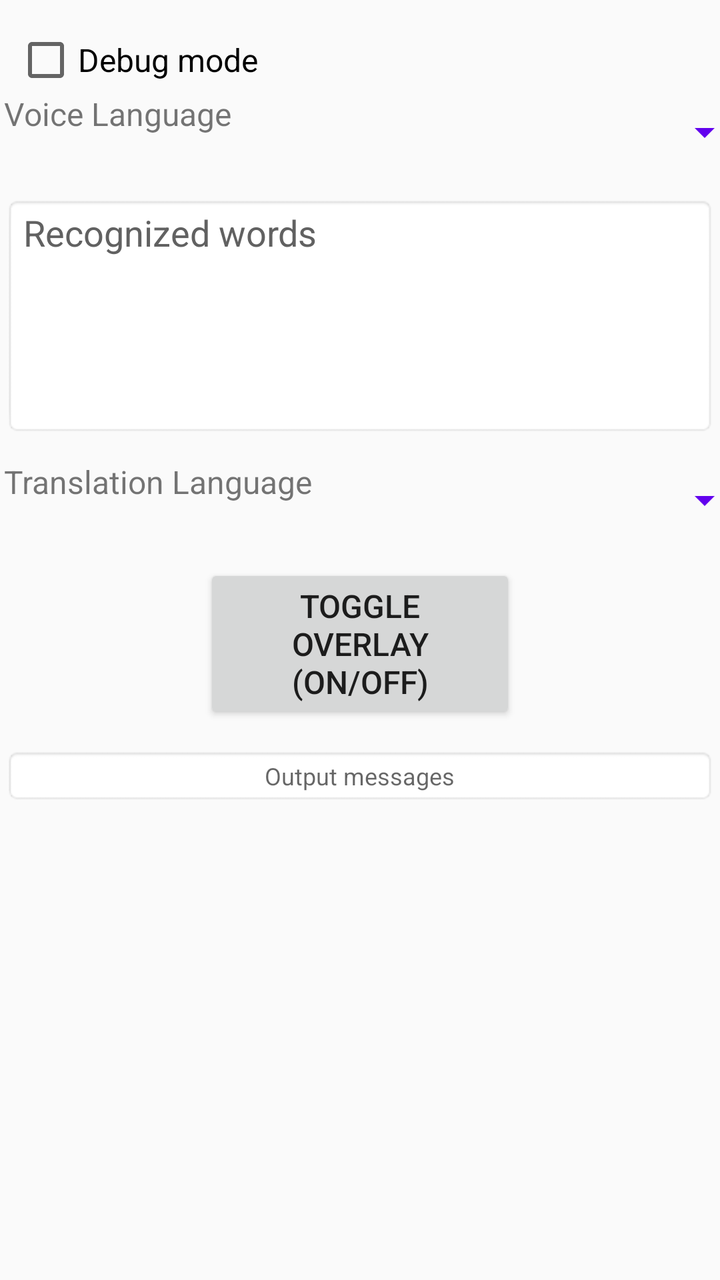
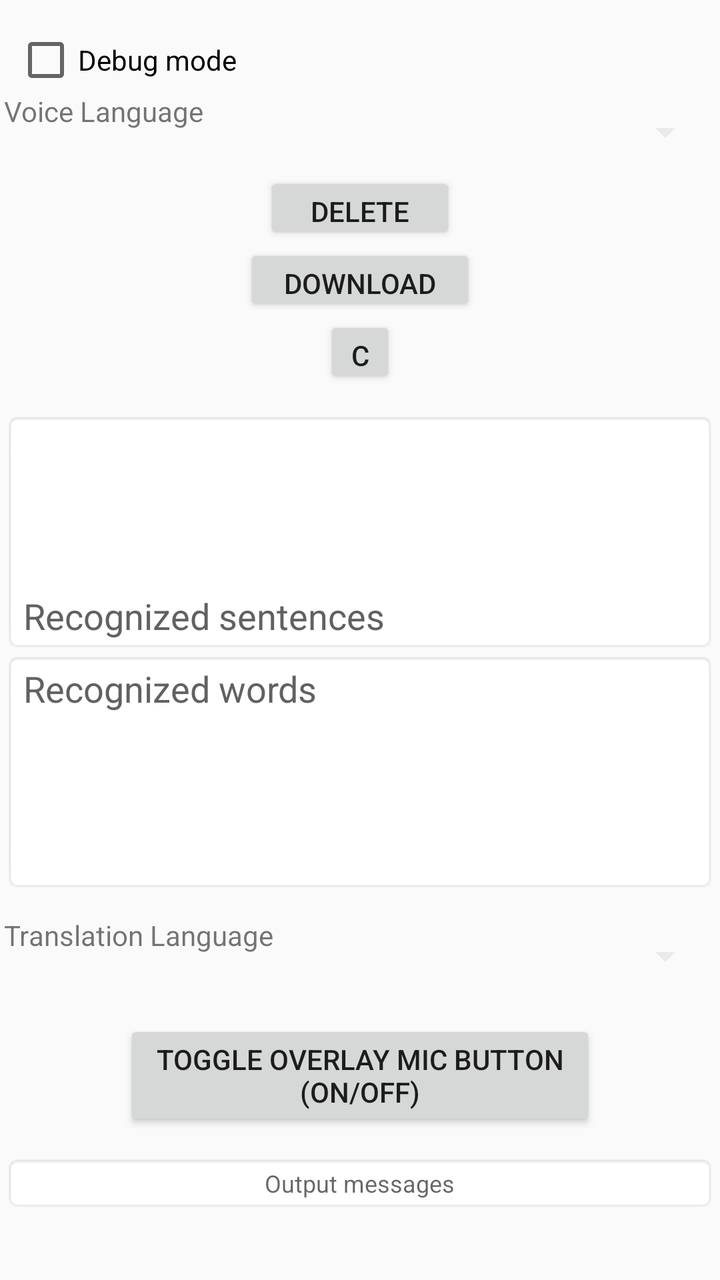

Screens rendered from an Android XML layout before and after an edit, with the pre-edit source and the edit as a unified diff.
<!-- AndroidManifest.xml: application theme AppTheme -->
<!-- res/layout/activity_main.xml -->
<ScrollView xmlns:android="http://schemas.android.com/apk/res/android"
    xmlns:tools="http://schemas.android.com/tools"
    android:id="@+id/root"
    android:orientation="vertical"
    android:padding="1dp"
    android:fillViewport="false"
    android:layout_gravity="center_horizontal"
    android:layout_width="fill_parent"
    android:layout_height="wrap_content"
    android:layout_marginLeft="5dp"
    android:layout_marginRight="5dp"
    >
    <TableLayout
        android:layout_width="match_parent"
        android:layout_height="wrap_content"
        android:paddingLeft="1dp"
        android:paddingRight="1dp"
        android:paddingTop="1dp"
        android:paddingBottom="1dp"
        tools:context=".MainActivity"
        >
        <View
            android:layout_width="match_parent"
            android:layout_height="12sp"
            />
        <CheckBox
            android:id="@+id/checkbox_debug_mode"
            android:text="@string/debug_mode"
            android:minHeight="32dp"
            android:padding="0dp"
            android:gravity="start|center"
            android:textAlignment="gravity"
            android:textSize="16sp"
            android:layout_width="wrap_content"
            android:layout_height="wrap_content"
            android:layout_marginStart="5dp"
            android:layout_marginTop="0dp"
            android:layout_marginEnd="5dp"
            android:layout_marginBottom="0dp"
            android:checked="false"
            />
        <TableRow>
            <TextView
                android:id="@+id/textview_text1"
                android:textAlignment="gravity"
                android:gravity="start"
                android:layout_width="wrap_content"
                android:layout_height="40dp"
                android:textSize="16sp"
                android:text="@string/voice_language"
                />
            <Spinner
                android:id="@+id/spinner_src_languages"
                android:layout_width="210dp"
                android:layout_height="wrap_content"
                android:layout_marginStart="10dp"
                android:contentDescription="@string/spinner_src_languages"
                android:backgroundTint="@color/colorPrimary"
                android:gravity="center"
                android:minHeight="40dp"
                android:spinnerMode="dropdown"
                android:textAlignment="gravity"
                />
        </TableRow>
        <TextView
            android:id="@+id/textview_src"
            android:gravity="center"
            android:textAlignment="gravity"
            android:textSize="12sp"
            android:visibility="gone"
            android:background="@android:drawable/editbox_background"
            android:layout_width="wrap_content"
            android:layout_height="wrap_content"
            />
        <Button
            android:id="@+id/button_delete_model"
            android:text="@string/delete_model"
            android:textSize="16sp"
            android:visibility="gone"
            android:layout_marginLeft="100dp"
            android:layout_marginRight="100dp"
            android:layout_height="wrap_content"
            android:layout_width="wrap_content"
            />
        <Button
            android:id="@+id/button_download_model"
            android:text="@string/download_model"
            android:textSize="16sp"
            android:visibility="gone"
            android:layout_marginLeft="100dp"
            android:layout_marginRight="100dp"
            android:layout_height="wrap_content"
            android:layout_width="wrap_content"
            />
        <Button
            android:id="@+id/button_cancel"
            android:text="Cancel"
            android:textSize="16sp"
            android:visibility="gone"
            android:layout_marginLeft="100dp"
            android:layout_marginRight="100dp"
            android:layout_height="wrap_content"
            android:layout_width="wrap_content"
            />
        <ProgressBar
            android:id="@+id/mProgressBar"
            android:max="100"
            style="?android:attr/progressBarStyleHorizontal"
            android:layout_width="wrap_content"
            android:layout_height="wrap_content"
            android:visibility="gone"
            />
        <TextView
            android:id="@+id/textview_model_URL"
            android:layout_width="wrap_content"
            android:layout_height="wrap_content"
            android:gravity="center"
            android:textAlignment="gravity"
            android:textSize="12sp"
            android:background="@android:drawable/editbox_background"
            android:visibility="gone"
            />
        <TextView
            android:id="@+id/textview_model_zip_file"
            android:layout_width="wrap_content"
            android:layout_height="wrap_content"
            android:gravity="center"
            android:textAlignment="gravity"
            android:textSize="12sp"
            android:background="@android:drawable/editbox_background"
            android:visibility="gone"
            />
        <TextView
            android:id="@+id/textview_server_response"
            android:layout_width="wrap_content"
            android:layout_height="wrap_content"
            android:gravity="center"
            android:textAlignment="gravity"
            android:textSize="12sp"
            android:background="@android:drawable/editbox_background"
            android:visibility="gone"
            />
        <TextView
            android:id="@+id/textview_file_size"
            android:layout_width="wrap_content"
            android:layout_height="wrap_content"
            android:gravity="center"
            android:textAlignment="gravity"
            android:textSize="12sp"
            android:background="@android:drawable/editbox_background"
            android:visibility="gone"
            />
        <TextView
            android:id="@+id/textview_bytes_downloaded"
            android:layout_width="wrap_content"
            android:layout_height="wrap_content"
            android:gravity="center"
            android:textAlignment="gravity"
            android:textSize="12sp"
            android:background="@android:drawable/editbox_background"
            android:visibility="gone"
            />
        <TextView
            android:id="@+id/textview_model_used_path"
            android:layout_width="wrap_content"
            android:layout_height="wrap_content"
            android:gravity="center"
            android:textAlignment="gravity"
            android:background="@android:drawable/editbox_background"
            android:textSize="12sp"
            android:visibility="gone"
            />
        <View
            android:layout_width="match_parent"
            android:layout_height="12sp"
            />
        <EditText
            android:id="@+id/voice_text"
            android:layout_width="match_parent"
            android:layout_height="120dp"
            android:autofillHints=""
            android:background="@android:drawable/editbox_background"
            android:gravity="start"
            android:focusable="false"
            android:focusableInTouchMode="true"
            android:hint="@string/recognized_words"
            android:maxLines="3"
            android:textSize="18sp"
            android:textAlignment="gravity"
            android:textColorHint="#616161"
            tools:ignore="LabelFor,TextFields"
            />
        <View
            android:layout_width="match_parent"
            android:layout_height="12sp"
            />
        <TableRow>
            <TextView
                android:id="@+id/textview_text2"
                android:layout_width="wrap_content"
                android:layout_height="40dp"
                android:gravity="start"
                android:text="@string/translation_language"
                android:textAlignment="gravity"
                android:textSize="16sp"
                />
            <Spinner
                android:id="@+id/spinner_dst_languages"
                android:layout_width="wrap_content"
                android:layout_height="wrap_content"
                android:layout_marginStart="10dp"
                android:contentDescription="@string/spinner_dst_languages"
                android:backgroundTint="@color/colorPrimary"
                android:gravity="center"
                android:minHeight="40dp"
                android:spinnerMode="dropdown"
                android:textAlignment="gravity"
                />
        </TableRow>
        <TextView
            android:id="@+id/textview_dst"
            android:textAlignment="gravity"
            android:gravity="center"
            android:layout_width="wrap_content"
            android:layout_height="wrap_content"
            android:textSize="12sp"
            android:visibility="gone"
            android:background="@android:drawable/editbox_background"
            />
        <View
            android:layout_width="match_parent"
            android:layout_height="12sp"
            />
        <Button
            android:id="@+id/button_toggle_overlay"
            android:text="@string/toggle_overlay"
            android:textSize="16sp"
            android:layout_marginLeft="100dp"
            android:layout_marginRight="100dp"
            android:layout_height="wrap_content"
            android:layout_width="wrap_content"
            />
        <View
            android:layout_width="match_parent"
            android:layout_height="12sp"
            />
        <TextView
            android:id="@+id/textview_recognizing"
            android:textAlignment="gravity"
            android:gravity="center"
            android:layout_width="wrap_content"
            android:layout_height="wrap_content"
            android:text=""
            android:textSize="12sp"
            android:visibility="gone"
            android:background="@android:drawable/editbox_background"
            />
        <TextView
            android:id="@+id/textview_overlaying"
            android:textAlignment="gravity"
            android:gravity="center"
            android:layout_width="wrap_content"
            android:layout_height="wrap_content"
            android:textSize="12sp"
            android:visibility="gone"
            android:background="@android:drawable/editbox_background"
            />
        <TextView
            android:id="@+id/textview_output_messages"
            android:hint="Output messages"
            android:layout_width="fill_parent"
            android:layout_height="wrap_content"
            android:textSize="12sp"
            android:layout_gravity="center"
            android:gravity="center"
            android:scrollbars="vertical"
            android:background="@android:drawable/editbox_background"
            android:textAppearance="?android:attr/textAppearanceMedium"
            />
    </TableLayout>
</ScrollView>
<!-- resources referenced by this layout -->
<resources>
  <color name="colorPrimary">#6200EE</color>
  <string name="debug_mode">Debug mode</string>
  <string name="delete_model">Delete Model</string>
  <string name="download_model">Download Model</string>
  <string name="recognized_words">Recognized words</string>
  <string name="spinner_dst_languages">spinner_dst_languages</string>
  <string name="spinner_src_languages">spinner_src_languages</string>
  <string name="toggle_overlay">Toggle Overlay\n(ON/OFF)</string>
  <string name="translation_language">Translation Language</string>
  <string name="voice_language">Voice Language</string>
  <style name="AppTheme" parent="Theme.AppCompat.Light.DarkActionBar">
          
          <item name="colorPrimary">@color/colorPrimary</item>
          <item name="colorPrimaryDark">@color/colorPrimaryDark</item>
          <item name="colorAccent">@color/colorAccent</item>
      </style>
  <color name="colorPrimaryDark">#3700B3</color>
  <color name="colorAccent">#03DAC5</color>
</resources>

<!-- the commit's change to res/layout/activity_main.xml (unified diff, before → after) -->
@@ -30,7 +30,7 @@
             android:padding="0dp"
             android:gravity="start|center"
             android:textAlignment="gravity"
-            android:textSize="16sp"
+            android:textSize="14sp"
             android:layout_width="wrap_content"
             android:layout_height="wrap_content"
             android:layout_marginStart="5dp"
@@ -46,7 +46,7 @@
                 android:gravity="start"
                 android:layout_width="wrap_content"
                 android:layout_height="40dp"
-                android:textSize="16sp"
+                android:textSize="14sp"
                 android:text="@string/voice_language"
                 />
             <Spinner
@@ -55,7 +55,7 @@
                 android:layout_height="wrap_content"
                 android:layout_marginStart="10dp"
                 android:contentDescription="@string/spinner_src_languages"
-                android:backgroundTint="@color/colorPrimary"
+                android:backgroundTint="@color/lightGrayishWhite"
                 android:gravity="center"
                 android:minHeight="40dp"
                 android:spinnerMode="dropdown"
@@ -74,32 +74,35 @@
             />
         <Button
             android:id="@+id/button_delete_model"
+            android:gravity="center"
             android:text="@string/delete_model"
-            android:textSize="16sp"
-            android:visibility="gone"
-            android:layout_marginLeft="100dp"
-            android:layout_marginRight="100dp"
-            android:layout_height="wrap_content"
+            android:textSize="14sp"
+            android:visibility="visible"
+            android:layout_marginLeft="130dp"
+            android:layout_marginRight="130dp"
+            android:layout_height="36dp"
             android:layout_width="wrap_content"
             />
         <Button
             android:id="@+id/button_download_model"
+            android:gravity="center"
             android:text="@string/download_model"
-            android:textSize="16sp"
-            android:visibility="gone"
-            android:layout_marginLeft="100dp"
-            android:layout_marginRight="100dp"
-            android:layout_height="wrap_content"
+            android:textSize="14sp"
+            android:visibility="visible"
+            android:layout_marginLeft="120dp"
+            android:layout_marginRight="120dp"
+            android:layout_height="36dp"
             android:layout_width="wrap_content"
             />
         <Button
             android:id="@+id/button_cancel"
+            android:gravity="center"
             android:text="Cancel"
-            android:textSize="16sp"
-            android:visibility="gone"
-            android:layout_marginLeft="100dp"
-            android:layout_marginRight="100dp"
-            android:layout_height="wrap_content"
+            android:textSize="14sp"
+            android:visibility="visible"
+            android:layout_marginLeft="160dp"
+            android:layout_marginRight="160dp"
+            android:layout_height="36dp"
             android:layout_width="wrap_content"
             />
         <ProgressBar
@@ -173,6 +176,22 @@
         <View
             android:layout_width="match_parent"
             android:layout_height="12sp"
+            />
+        <EditText
+            android:id="@+id/full_voice_text"
+            android:layout_width="match_parent"
+            android:layout_height="120dp"
+            android:autofillHints=""
+            android:background="@android:drawable/editbox_background"
+            android:gravity="bottom"
+            android:focusable="false"
+            android:focusableInTouchMode="true"
+            android:hint="@string/recognized_sentences"
+            android:maxLines="3"
+            android:textSize="18sp"
+            android:textAlignment="gravity"
+            android:textColorHint="#616161"
+            tools:ignore="LabelFor,TextFields"
             />
         <EditText
             android:id="@+id/voice_text"
@@ -202,7 +221,7 @@
                 android:gravity="start"
                 android:text="@string/translation_language"
                 android:textAlignment="gravity"
-                android:textSize="16sp"
+                android:textSize="14sp"
                 />
             <Spinner
                 android:id="@+id/spinner_dst_languages"
@@ -210,7 +229,7 @@
                 android:layout_height="wrap_content"
                 android:layout_marginStart="10dp"
                 android:contentDescription="@string/spinner_dst_languages"
-                android:backgroundTint="@color/colorPrimary"
+                android:backgroundTint="@color/lightGrayishWhite"
                 android:gravity="center"
                 android:minHeight="40dp"
                 android:spinnerMode="dropdown"
@@ -234,9 +253,9 @@
         <Button
             android:id="@+id/button_toggle_overlay"
             android:text="@string/toggle_overlay"
-            android:textSize="16sp"
-            android:layout_marginLeft="100dp"
-            android:layout_marginRight="100dp"
+            android:textSize="14sp"
+            android:layout_marginLeft="60dp"
+            android:layout_marginRight="60dp"
             android:layout_height="wrap_content"
             android:layout_width="wrap_content"
             />
<!-- resource entries referenced after the edit -->
@@ -1,13 +1,15 @@
 <!-- resources referenced by this layout -->
 <resources>
+  <color name="lightGrayishWhite">#FFEAEAEA</color>
   <color name="colorPrimary">#6200EE</color>
   <string name="debug_mode">Debug mode</string>
   <string name="delete_model">Delete Model</string>
   <string name="download_model">Download Model</string>
+  <string name="recognized_sentences">Recognized sentences</string>
   <string name="recognized_words">Recognized words</string>
   <string name="spinner_dst_languages">spinner_dst_languages</string>
   <string name="spinner_src_languages">spinner_src_languages</string>
-  <string name="toggle_overlay">Toggle Overlay\n(ON/OFF)</string>
+  <string name="toggle_overlay">Toggle Overlay Mic Button\n(ON/OFF)</string>
   <string name="translation_language">Translation Language</string>
   <string name="voice_language">Voice Language</string>
   <style name="AppTheme" parent="Theme.AppCompat.Light.DarkActionBar">
